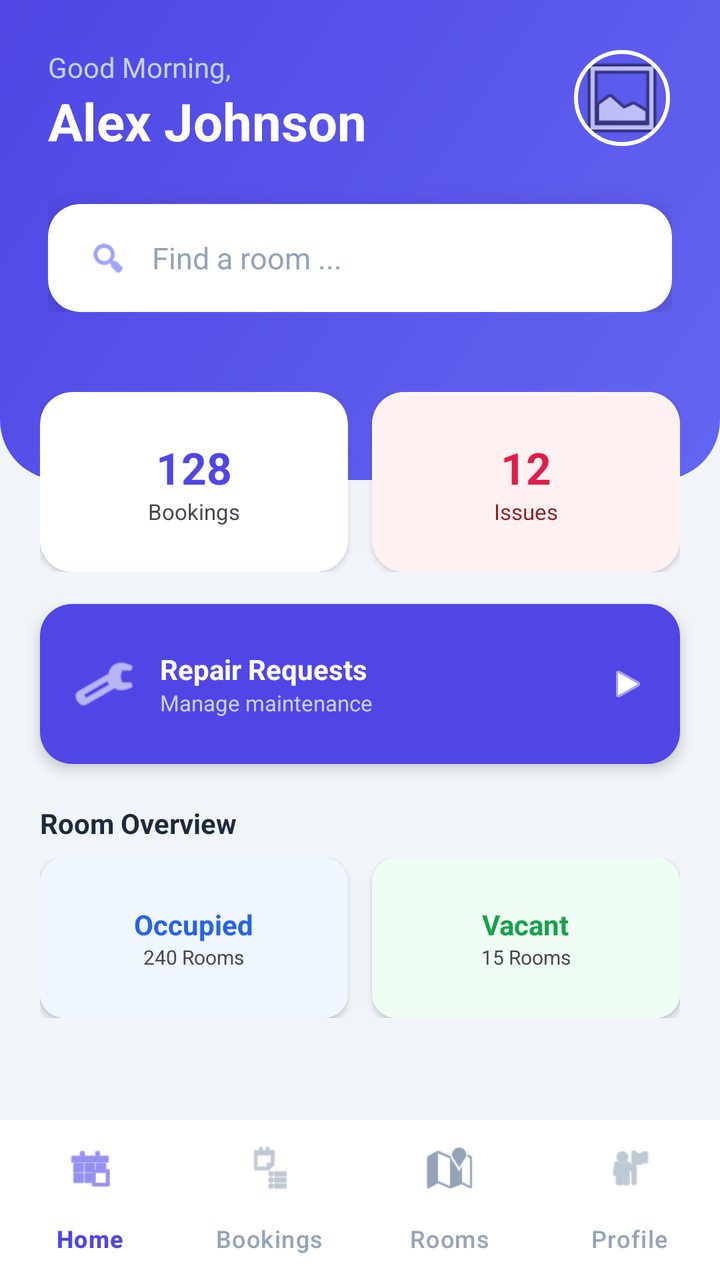
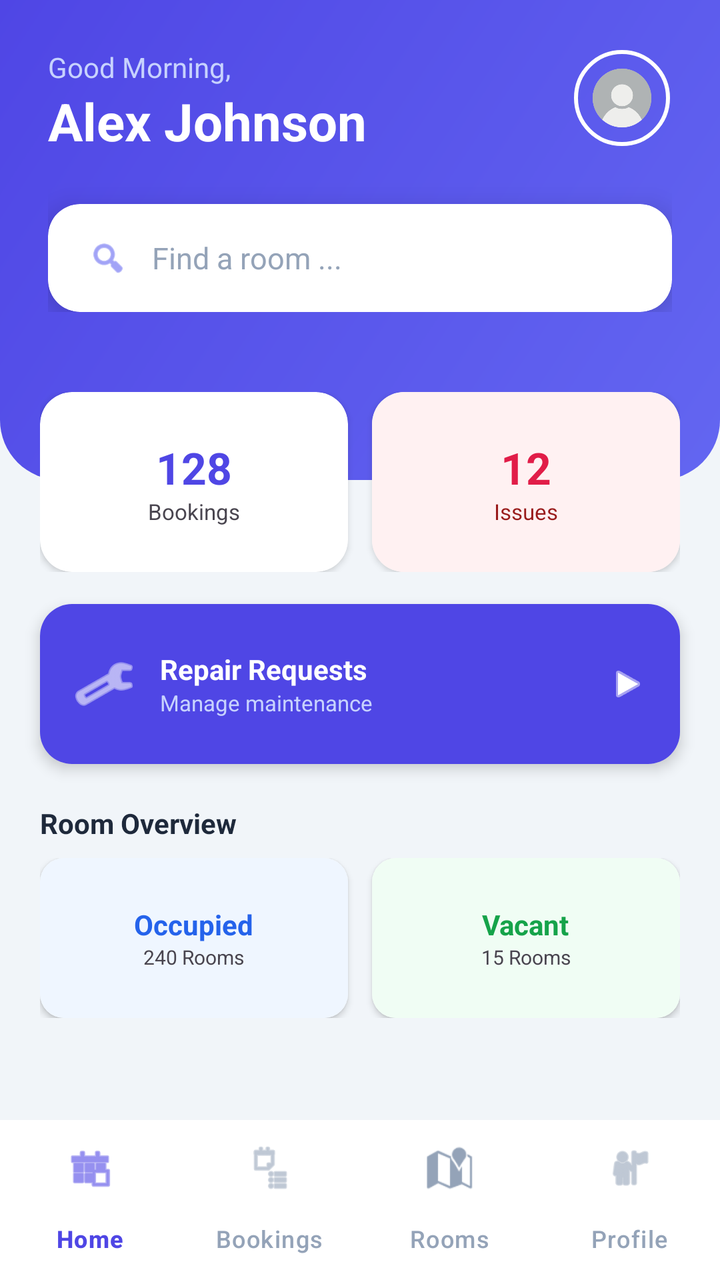

Two renders of the same Android screen: before a commit and after it. Below are the layout's source before the change and the commit's diff.
<!-- AndroidManifest.xml: application theme Theme.UTMSPACE_HostelBookingSystem -->
<!-- res/layout/activity_staff_dashboard.xml -->
<?xml version="1.0" encoding="utf-8"?>
<androidx.constraintlayout.widget.ConstraintLayout xmlns:android="http://schemas.android.com/apk/res/android"
    xmlns:app="http://schemas.android.com/apk/res-auto"
    xmlns:tools="http://schemas.android.com/tools"
    android:id="@+id/main"
    android:layout_width="match_parent"
    android:layout_height="match_parent"
    android:background="#F1F5F9"
    tools:context=".StudentDashboardActivity">

    
    <View
        android:id="@+id/topHeaderBg"
        android:layout_width="match_parent"
        android:layout_height="240dp"
        android:background="@drawable/dashboard_gradient"
        app:layout_constraintTop_toTopOf="parent" />

    
    <LinearLayout
        android:id="@+id/headerTextLayer"
        android:layout_width="match_parent"
        android:layout_height="wrap_content"
        android:orientation="vertical"
        android:padding="24dp"
        app:layout_constraintTop_toTopOf="parent">

        <RelativeLayout
            android:layout_width="match_parent"
            android:layout_height="wrap_content"
            android:layout_marginBottom="24dp">

            <LinearLayout
                android:layout_width="wrap_content"
                android:layout_height="wrap_content"
                android:orientation="vertical">
                <TextView
                    android:layout_width="wrap_content"
                    android:layout_height="wrap_content"
                    android:text="Good Morning,"
                    android:textColor="#C7D2FE"
                    android:textSize="14sp" />
                <TextView
                    android:id="@+id/tvStudentName"
                    android:layout_width="wrap_content"
                    android:layout_height="wrap_content"
                    android:text="Alex Johnson"
                    android:textColor="#FFFFFF"
                    android:textSize="26sp"
                    android:textStyle="bold" />
            </LinearLayout>

            <com.google.android.material.imageview.ShapeableImageView
                android:layout_width="50dp"
                android:layout_height="50dp"
                android:layout_alignParentEnd="true"
                android:padding="2dp"
                android:src="@android:drawable/ic_menu_gallery"
                app:shapeAppearanceOverlay="@style/CircleImage"
                app:strokeColor="#FFFFFF"
                app:strokeWidth="2dp" />
        </RelativeLayout>

        <androidx.cardview.widget.CardView
            android:layout_width="match_parent"
            android:layout_height="54dp"
            app:cardCornerRadius="16dp"
            app:cardElevation="8dp"
            app:cardBackgroundColor="#FFFFFF">
            <LinearLayout
                android:layout_width="match_parent"
                android:layout_height="match_parent"
                android:gravity="center_vertical"
                android:paddingStart="20dp">
                <ImageView
                    android:layout_width="20dp"
                    android:layout_height="20dp"
                    android:src="@android:drawable/ic_menu_search"
                    app:tint="#6366F1" />
                <EditText
                    android:layout_width="match_parent"
                    android:layout_height="wrap_content"
                    android:hint="Find a room ..."
                    android:background="@android:color/transparent"
                    android:paddingStart="12dp"
                    android:textSize="15sp"
                    android:textColor="#1E293B"
                    android:textColorHint="#94A3B8"
                    android:inputType="text"/>
            </LinearLayout>
        </androidx.cardview.widget.CardView>
    </LinearLayout>

    <LinearLayout
        android:layout_width="match_parent"
        android:layout_height="wrap_content"
        android:layout_marginTop="180dp"
        android:orientation="vertical"
        android:paddingBottom="24dp"
        app:layout_constraintTop_toTopOf="@+id/topHeaderBg"
        tools:layout_editor_absoluteX="0dp">

        
        <LinearLayout
            android:id="@+id/statsRow"
            android:layout_width="match_parent"
            android:layout_height="wrap_content"
            android:layout_marginTop="16dp"
            android:orientation="horizontal"
            android:paddingHorizontal="20dp"
            android:weightSum="2">

            <androidx.cardview.widget.CardView
                android:layout_width="0dp"
                android:layout_height="90dp"
                android:layout_marginEnd="6dp"
                android:layout_weight="1"
                app:cardCornerRadius="16dp">

                <LinearLayout
                    android:layout_width="match_parent"
                    android:layout_height="match_parent"
                    android:gravity="center"
                    android:orientation="vertical">

                    <TextView
                        android:id="@+id/tvTotalBookings"
                        android:layout_width="wrap_content"
                        android:layout_height="wrap_content"
                        android:text="128"
                        android:textColor="#4F46E5"
                        android:textSize="22sp"
                        android:textStyle="bold" />

                    <TextView
                        android:layout_width="wrap_content"
                        android:layout_height="wrap_content"
                        android:text="Bookings"
                        android:textSize="11sp" />
                </LinearLayout>
            </androidx.cardview.widget.CardView>

            <androidx.cardview.widget.CardView
                android:layout_width="0dp"
                android:layout_height="90dp"
                android:layout_marginStart="6dp"
                android:layout_weight="1"
                app:cardCornerRadius="16dp">

                <LinearLayout
                    android:layout_width="match_parent"
                    android:layout_height="match_parent"
                    android:background="#FFF1F2"
                    android:gravity="center"
                    android:orientation="vertical">

                    <TextView
                        android:id="@+id/tvRoomIssues"
                        android:layout_width="wrap_content"
                        android:layout_height="wrap_content"
                        android:text="12"
                        android:textColor="#E11D48"
                        android:textSize="22sp"
                        android:textStyle="bold" />

                    <TextView
                        android:layout_width="wrap_content"
                        android:layout_height="wrap_content"
                        android:text="Issues"
                        android:textColor="#991B1B"
                        android:textSize="11sp" />
                </LinearLayout>
            </androidx.cardview.widget.CardView>
        </LinearLayout>

        
        <androidx.cardview.widget.CardView
            android:id="@+id/btnRepairList"
            android:layout_width="match_parent"
            android:layout_height="80dp"
            android:layout_marginHorizontal="20dp"
            android:layout_marginTop="16dp"
            app:cardCornerRadius="16dp"
            app:cardElevation="4dp">

            <LinearLayout
                android:layout_width="match_parent"
                android:layout_height="match_parent"
                android:background="#4F46E5"
                android:gravity="center_vertical"
                android:padding="16dp">

                <ImageView
                    android:layout_width="32dp"
                    android:layout_height="32dp"
                    android:src="@android:drawable/ic_menu_manage"
                    app:tint="#FFFFFF" />

                <LinearLayout
                    android:layout_width="0dp"
                    android:layout_height="wrap_content"
                    android:layout_marginStart="12dp"
                    android:layout_weight="1"
                    android:orientation="vertical">

                    <TextView
                        android:layout_width="wrap_content"
                        android:layout_height="wrap_content"
                        android:text="Repair Requests"
                        android:textColor="#FFFFFF"
                        android:textStyle="bold" />

                    <TextView
                        android:layout_width="wrap_content"
                        android:layout_height="wrap_content"
                        android:text="Manage maintenance"
                        android:textColor="#C7D2FE"
                        android:textSize="11sp" />
                </LinearLayout>
                
                <ImageView
                    android:layout_width="20dp"
                    android:layout_height="20dp"
                    android:src="@android:drawable/ic_media_play"
                    app:tint="#FFFFFF" />
            </LinearLayout>
        </androidx.cardview.widget.CardView>

        
        <TextView
            android:id="@+id/tvOverviewTitle"
            android:layout_width="wrap_content"
            android:layout_height="wrap_content"
            android:layout_marginStart="20dp"
            android:layout_marginTop="20dp"
            android:text="Room Overview"
            android:textColor="#1E293B"
            android:textStyle="bold" />

        <LinearLayout
            android:id="@+id/overviewRow"
            android:layout_width="match_parent"
            android:layout_height="wrap_content"
            android:layout_marginTop="8dp"
            android:orientation="horizontal"
            android:paddingHorizontal="20dp">

            <androidx.cardview.widget.CardView
                android:layout_width="0dp"
                android:layout_height="80dp"
                android:layout_marginEnd="6dp"
                android:layout_weight="1"
                app:cardCornerRadius="12dp">

                <LinearLayout
                    android:layout_width="match_parent"
                    android:layout_height="match_parent"
                    android:background="#EFF6FF"
                    android:gravity="center"
                    android:orientation="vertical">

                    <TextView
                        android:layout_width="wrap_content"
                        android:layout_height="wrap_content"
                        android:text="Occupied"
                        android:textColor="#2563EB"
                        android:textStyle="bold" />

                    <TextView
                        android:layout_width="wrap_content"
                        android:layout_height="wrap_content"
                        android:text="240 Rooms"
                        android:textSize="10sp" />
                </LinearLayout>
            </androidx.cardview.widget.CardView>

            <androidx.cardview.widget.CardView
                android:layout_width="0dp"
                android:layout_height="80dp"
                android:layout_marginStart="6dp"
                android:layout_weight="1"
                app:cardCornerRadius="12dp">

                <LinearLayout
                    android:layout_width="match_parent"
                    android:layout_height="match_parent"
                    android:background="#F0FDF4"
                    android:gravity="center"
                    android:orientation="vertical">

                    <TextView
                        android:layout_width="wrap_content"
                        android:layout_height="wrap_content"
                        android:text="Vacant"
                        android:textColor="#16A34A"
                        android:textStyle="bold" />

                    <TextView
                        android:layout_width="wrap_content"
                        android:layout_height="wrap_content"
                        android:text="15 Rooms"
                        android:textSize="10sp" />
                </LinearLayout>
            </androidx.cardview.widget.CardView>
        </LinearLayout>
    </LinearLayout>

    <com.google.android.material.bottomnavigation.BottomNavigationView
        android:id="@+id/bottomNavigation"
        style="@style/BottomNavStyle"
        android:layout_width="match_parent"
        android:layout_height="80dp"
        app:elevation="8dp"
        app:layout_constraintBottom_toBottomOf="parent"
        app:menu="@menu/staff_nav_menu"
        tools:ignore="VisualLintBottomNav" />

</androidx.constraintlayout.widget.ConstraintLayout>
<!-- resources referenced by this layout -->
<resources>
  <!-- drawable dashboard_gradient (drawable) -->
  <?xml version="1.0" encoding="utf-8"?>
  <shape xmlns:android="http://schemas.android.com/apk/res/android">
      <gradient
          android:startColor="#6366F1"
          android:endColor="#4F46E5"
          android:angle="135"/>
      <corners android:bottomLeftRadius="30dp" android:bottomRightRadius="30dp" />
  </shape>
  <style name="BottomNavStyle" parent="Widget.Material3.BottomNavigationView">
          
          <item name="backgroundTint">@color/white</item>
  
          
          <item name="itemIconTint">@color/nav_item_colors</item>
          <item name="itemTextColor">@color/nav_item_colors</item>
  
          
          <item name="itemActiveIndicatorStyle">@style/App.ActiveIndicator</item>
  
          
          <item name="labelVisibilityMode">labeled</item>
  
          
          <item name="itemTextAppearanceActive">@style/BottomNavText.Active</item>
          <item name="itemTextAppearanceInactive">@style/BottomNavText.Inactive</item>
      </style>
  <style name="CircleImage">
          <item name="cornerSize">50%</item>
      </style>
  <style name="Theme.UTMSPACE_HostelBookingSystem" parent="Base.Theme.UTMSPACE_HostelBookingSystem" />
  <color name="white">#FFFFFFFF</color>
  <style name="App.ActiveIndicator" parent="Widget.Material3.BottomNavigationView.ActiveIndicator">
          
          <item name="android:color">#EEF2FF</item>
          
          <item name="android:width">48dp</item>
      </style>
  <style name="BottomNavText.Active" parent="TextAppearance.Material3.LabelMedium">
          <item name="android:textStyle">bold</item>
          <item name="android:textSize">12sp</item>
      </style>
  <style name="BottomNavText.Inactive" parent="TextAppearance.Material3.LabelMedium">
          <item name="android:textStyle">normal</item>
          <item name="android:textSize">12sp</item>
      </style>
  <style name="Base.Theme.UTMSPACE_HostelBookingSystem" parent="Theme.Material3.DayNight.NoActionBar">
          
          
      </style>
</resources>

<!-- the commit's change to res/layout/activity_staff_dashboard.xml (unified diff, before → after) -->
@@ -55,7 +55,7 @@
                 android:layout_height="50dp"
                 android:layout_alignParentEnd="true"
                 android:padding="2dp"
-                android:src="@android:drawable/ic_menu_gallery"
+                android:src="@drawable/profile_pic"
                 app:shapeAppearanceOverlay="@style/CircleImage"
                 app:strokeColor="#FFFFFF"
                 app:strokeWidth="2dp" />
<!-- resource entries referenced after the edit -->
@@ -9,6 +9,7 @@
           android:angle="135"/>
       <corners android:bottomLeftRadius="30dp" android:bottomRightRadius="30dp" />
   </shape>
+  <!-- drawable profile_pic: png bitmap (drawable, 49379 bytes) -->
   <style name="BottomNavStyle" parent="Widget.Material3.BottomNavigationView">
           
           <item name="backgroundTint">@color/white</item>
